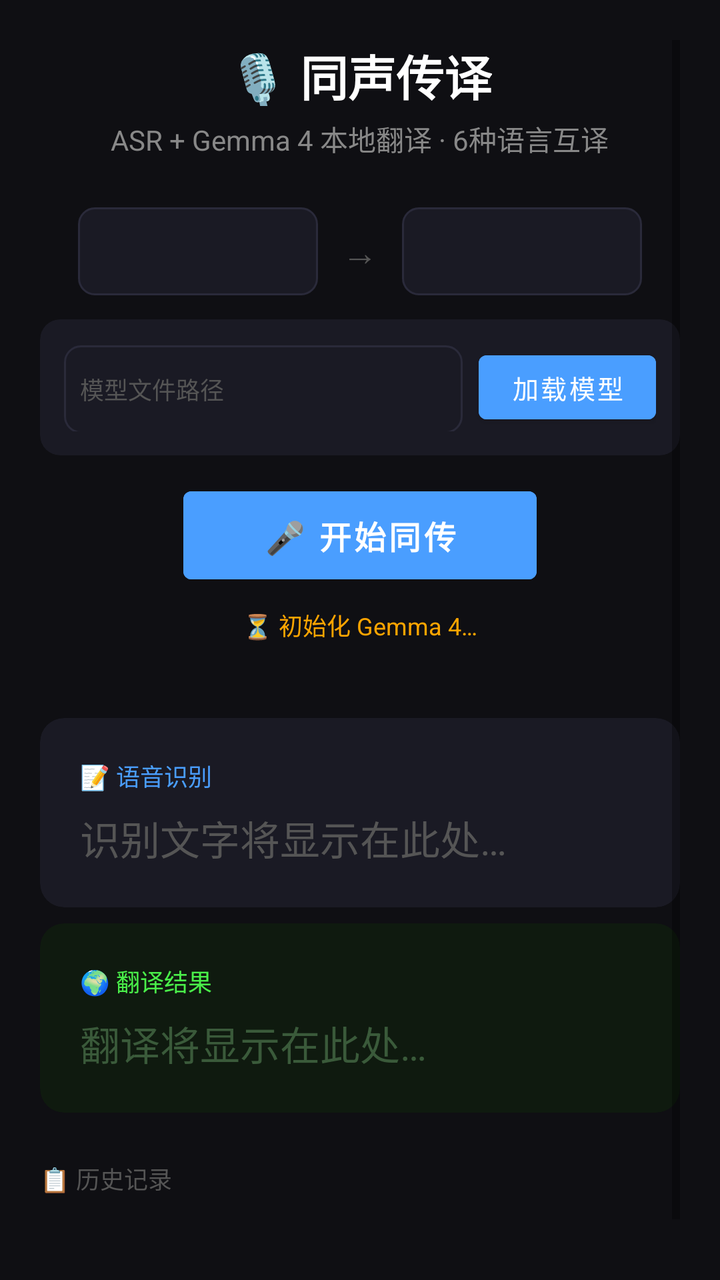
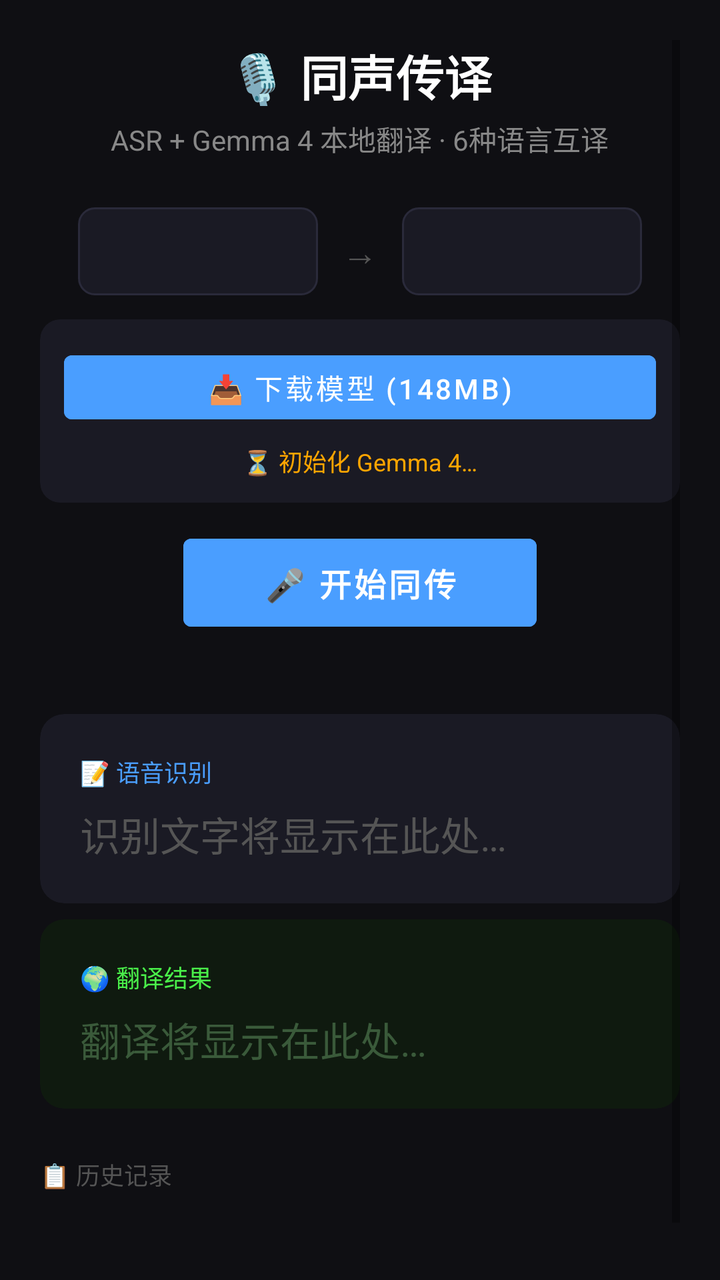

The first picture is an Android layout as it rendered before a commit; the second is the same layout after the commit. The layout source and the unified diff follow.
<!-- AndroidManifest.xml: application theme Theme.Translator -->
<!-- res/layout/activity_main_gemma4.xml -->
<?xml version="1.0" encoding="utf-8"?>
<ScrollView xmlns:android="http://schemas.android.com/apk/res/android"
    xmlns:app="http://schemas.android.com/apk/res-auto"
    android:id="@+id/scrollView"
    android:layout_width="match_parent"
    android:layout_height="match_parent"
    android:background="#0F0F13"
    android:padding="20dp">

    <LinearLayout
        android:layout_width="match_parent"
        android:layout_height="wrap_content"
        android:orientation="vertical">

        <TextView
            android:layout_width="wrap_content"
            android:layout_height="wrap_content"
            android:layout_gravity="center"
            android:text="🎙️ 同声传译"
            android:textColor="#FFFFFF"
            android:textSize="24sp"
            android:textStyle="bold" />

        <TextView
            android:layout_width="wrap_content"
            android:layout_height="wrap_content"
            android:layout_gravity="center"
            android:layout_marginTop="4dp"
            android:text="ASR + Gemma 4 本地翻译 · 6种语言互译"
            android:textColor="#888888"
            android:textSize="14sp" />

        <LinearLayout
            android:layout_width="match_parent"
            android:layout_height="wrap_content"
            android:layout_marginTop="24dp"
            android:gravity="center"
            android:orientation="horizontal">

            <Spinner
                android:id="@+id/sourceLang"
                android:layout_width="120dp"
                android:layout_height="44dp"
                android:background="@drawable/spinner_bg"
                android:padding="8dp"
                android:textColor="#E0E0E0" />

            <TextView
                android:layout_width="wrap_content"
                android:layout_height="wrap_content"
                android:layout_marginHorizontal="12dp"
                android:text="→"
                android:textColor="#555555"
                android:textSize="18sp" />

            <Spinner
                android:id="@+id/targetLang"
                android:layout_width="120dp"
                android:layout_height="44dp"
                android:background="@drawable/spinner_bg"
                android:padding="8dp"
                android:textColor="#E0E0E0" />
        </LinearLayout>

        
        <androidx.cardview.widget.CardView
            android:layout_width="match_parent"
            android:layout_height="wrap_content"
            android:layout_marginTop="12dp"
            app:cardBackgroundColor="#1A1A24"
            app:cardCornerRadius="10dp"
            app:cardElevation="0dp"
            app:strokeColor="#2A2A3A"
            app:strokeWidth="1dp">

            <LinearLayout
                android:layout_width="match_parent"
                android:layout_height="wrap_content"
                android:orientation="horizontal"
                android:padding="12dp">

                <EditText
                    android:id="@+id/modelPathEdit"
                    android:layout_width="0dp"
                    android:layout_height="44dp"
                    android:layout_weight="1"
                    android:background="@drawable/spinner_bg"
                    android:hint="模型文件路径"
                    android:padding="8dp"
                    android:textColor="#E0E0E0"
                    android:textColorHint="#555555"
                    android:textSize="12sp" />

                <Button
                    android:id="@+id/loadModelBtn"
                    android:layout_width="wrap_content"
                    android:layout_height="44dp"
                    android:layout_marginStart="8dp"
                    android:backgroundTint="#4A9EFF"
                    android:paddingHorizontal="16dp"
                    android:text="加载模型"
                    android:textColor="#FFFFFF"
                    android:textSize="13sp" />
            </LinearLayout>
        </androidx.cardview.widget.CardView>

        <Button
            android:id="@+id/recordBtn"
            android:layout_width="wrap_content"
            android:layout_height="56dp"
            android:layout_gravity="center"
            android:layout_marginTop="12dp"
            android:backgroundTint="#4A9EFF"
            android:paddingHorizontal="40dp"
            android:text="🎤 开始同传"
            android:textColor="#FFFFFF"
            android:textSize="16sp"
            android:textStyle="bold" />

        <TextView
            android:id="@+id/modelStatusText"
            android:layout_width="match_parent"
            android:layout_height="wrap_content"
            android:layout_marginTop="8dp"
            android:gravity="center"
            android:text="⏳ 初始化 Gemma 4…"
            android:textColor="#FFA500"
            android:textSize="12sp" />

        <TextView
            android:id="@+id/statusText"
            android:layout_width="match_parent"
            android:layout_height="wrap_content"
            android:layout_marginTop="4dp"
            android:gravity="center"
            android:text=""
            android:textColor="#888888"
            android:textSize="13sp" />

        <androidx.cardview.widget.CardView
            android:layout_width="match_parent"
            android:layout_height="wrap_content"
            android:layout_marginTop="16dp"
            app:cardBackgroundColor="#1A1A24"
            app:cardCornerRadius="12dp"
            app:cardElevation="0dp"
            app:strokeColor="#2A2A3A"
            app:strokeWidth="1dp">

            <LinearLayout
                android:layout_width="match_parent"
                android:layout_height="wrap_content"
                android:orientation="vertical"
                android:padding="20dp">

                <TextView
                    android:layout_width="wrap_content"
                    android:layout_height="wrap_content"
                    android:text="📝 语音识别"
                    android:textColor="#4A9EFF"
                    android:textSize="12sp" />

                <TextView
                    android:id="@+id/transcriptText"
                    android:layout_width="match_parent"
                    android:layout_height="wrap_content"
                    android:layout_marginTop="8dp"
                    android:hint="识别文字将显示在此处…"
                    android:textColor="#FFFFFF"
                    android:textColorHint="#555555"
                    android:textSize="20sp"
                    android:lineSpacingExtra="4dp" />
            </LinearLayout>
        </androidx.cardview.widget.CardView>

        <androidx.cardview.widget.CardView
            android:layout_width="match_parent"
            android:layout_height="wrap_content"
            android:layout_marginTop="8dp"
            app:cardBackgroundColor="#0F1A0F"
            app:cardCornerRadius="12dp"
            app:cardElevation="0dp"
            app:strokeColor="#2A4A2A"
            app:strokeWidth="1dp">

            <LinearLayout
                android:layout_width="match_parent"
                android:layout_height="wrap_content"
                android:orientation="vertical"
                android:padding="20dp">

                <TextView
                    android:layout_width="wrap_content"
                    android:layout_height="wrap_content"
                    android:text="🌍 翻译结果"
                    android:textColor="#4AEF4A"
                    android:textSize="12sp" />

                <TextView
                    android:id="@+id/translationText"
                    android:layout_width="match_parent"
                    android:layout_height="wrap_content"
                    android:layout_marginTop="8dp"
                    android:hint="翻译将显示在此处…"
                    android:textColor="#C0E8C0"
                    android:textColorHint="#3A5A3A"
                    android:textSize="20sp"
                    android:lineSpacingExtra="4dp" />
            </LinearLayout>
        </androidx.cardview.widget.CardView>

        <TextView
            android:layout_width="wrap_content"
            android:layout_height="wrap_content"
            android:layout_marginTop="24dp"
            android:text="📋 历史记录"
            android:textColor="#555555"
            android:textSize="12sp" />

        <LinearLayout
            android:id="@+id/historyLayout"
            android:layout_width="match_parent"
            android:layout_height="wrap_content"
            android:layout_marginTop="4dp"
            android:orientation="vertical" />

        <TextView
            android:layout_width="match_parent"
            android:layout_height="wrap_content"
            android:layout_marginTop="32dp"
            android:gravity="center"
            android:text="Gemma 4 本地翻译 · 完全离线"
            android:textColor="#444444"
            android:textSize="12sp" />

    </LinearLayout>
</ScrollView>
<!-- resources referenced by this layout -->
<resources>
  <!-- drawable spinner_bg (drawable) -->
  <?xml version="1.0" encoding="utf-8"?>
  <shape xmlns:android="http://schemas.android.com/apk/res/android">
      <solid android:color="#1A1A24" />
      <stroke android:width="1dp" android:color="#2A2A3A" />
      <corners android:radius="8dp" />
  </shape>
  <style name="Theme.Translator" parent="Theme.MaterialComponents.DayNight.DarkActionBar">
          <item name="colorPrimary">#4A9EFF</item>
          <item name="colorPrimaryVariant">#3A8EEF</item>
          <item name="colorOnPrimary">#FFFFFF</item>
          <item name="colorSecondary">#4AEF4A</item>
          <item name="android:statusBarColor">#0F0F13</item>
          <item name="android:navigationBarColor">#0F0F13</item>
      </style>
</resources>

<!-- the commit's change to res/layout/activity_main_gemma4.xml (unified diff, before → after) -->
@@ -76,31 +76,36 @@
             <LinearLayout
                 android:layout_width="match_parent"
                 android:layout_height="wrap_content"
-                android:orientation="horizontal"
+                android:orientation="vertical"
                 android:padding="12dp">
 
-                <EditText
-                    android:id="@+id/modelPathEdit"
-                    android:layout_width="0dp"
+                <Button
+                    android:id="@+id/downloadModelBtn"
+                    android:layout_width="match_parent"
                     android:layout_height="44dp"
-                    android:layout_weight="1"
-                    android:background="@drawable/spinner_bg"
-                    android:hint="模型文件路径"
-                    android:padding="8dp"
-                    android:textColor="#E0E0E0"
-                    android:textColorHint="#555555"
+                    android:backgroundTint="#4A9EFF"
+                    android:text="📥 下载模型 (148MB)"
+                    android:textColor="#FFFFFF"
+                    android:textSize="14sp" />
+
+                <ProgressBar
+                    android:id="@+id/downloadProgress"
+                    style="?android:attr/progressBarStyleHorizontal"
+                    android:layout_width="match_parent"
+                    android:layout_height="8dp"
+                    android:layout_marginTop="8dp"
+                    android:visibility="gone"
+                    android:progressTint="#4A9EFF" />
+
+                <TextView
+                    android:id="@+id/modelStatusText"
+                    android:layout_width="match_parent"
+                    android:layout_height="wrap_content"
+                    android:layout_marginTop="6dp"
+                    android:gravity="center"
+                    android:text="⏳ 初始化 Gemma 4…"
+                    android:textColor="#FFA500"
                     android:textSize="12sp" />
-
-                <Button
-                    android:id="@+id/loadModelBtn"
-                    android:layout_width="wrap_content"
-                    android:layout_height="44dp"
-                    android:layout_marginStart="8dp"
-                    android:backgroundTint="#4A9EFF"
-                    android:paddingHorizontal="16dp"
-                    android:text="加载模型"
-                    android:textColor="#FFFFFF"
-                    android:textSize="13sp" />
             </LinearLayout>
         </androidx.cardview.widget.CardView>
 
@@ -118,16 +123,6 @@
             android:textStyle="bold" />
 
         <TextView
-            android:id="@+id/modelStatusText"
-            android:layout_width="match_parent"
-            android:layout_height="wrap_content"
-            android:layout_marginTop="8dp"
-            android:gravity="center"
-            android:text="⏳ 初始化 Gemma 4…"
-            android:textColor="#FFA500"
-            android:textSize="12sp" />
-
-        <TextView
             android:id="@+id/statusText"
             android:layout_width="match_parent"
             android:layout_height="wrap_content"
